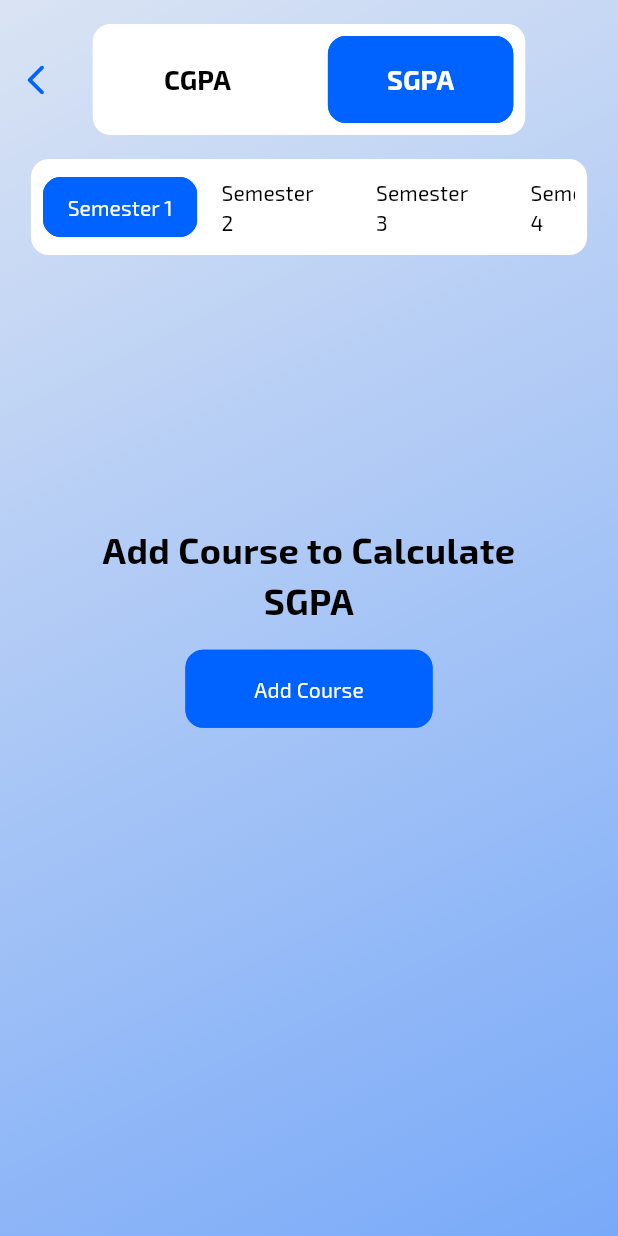
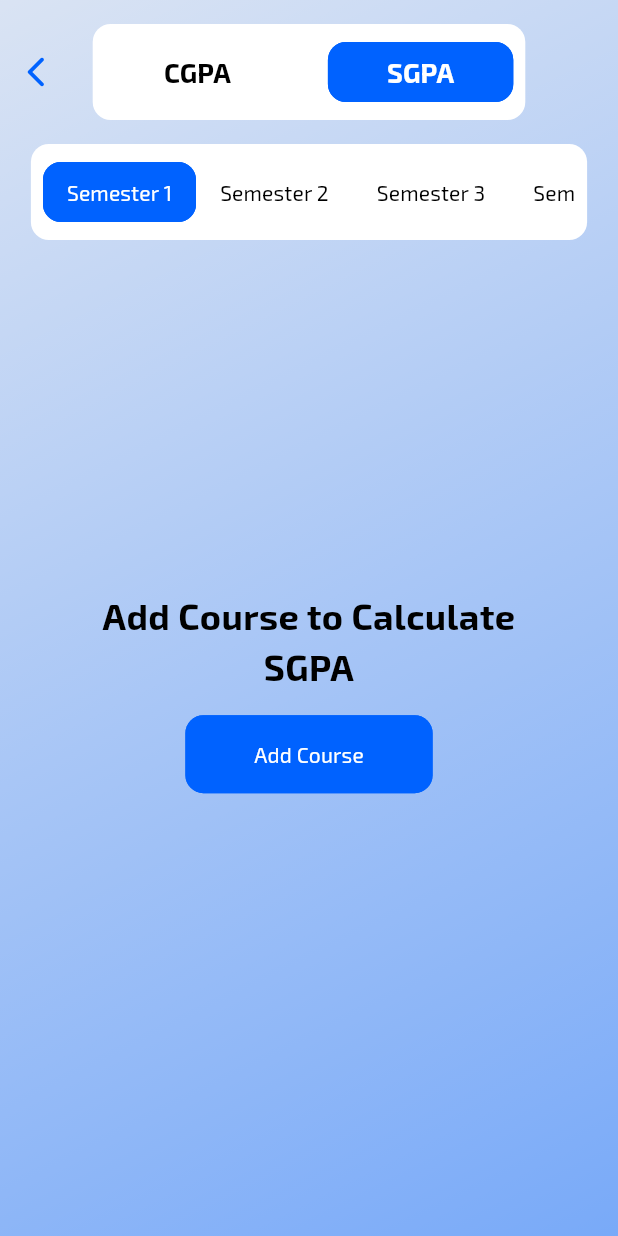
Before and after one commit to Hmmza-tariq/MY-NUST, a Flutter app: the GpaCalculationView screen opened by its route, after a tap on "SGPA", on a phone screen of 412 x 824 dp. Run offline on Flutter 3.47's test engine with Material 3 defaults, Android fonts, the phone set to English and light mode, and no system bars; our stand-ins replace cached_network_image, confetti, connectivity_plus, custom_refresh_indicator, device_info_plus, dio and 13 more; missing offline and left inert: app_version_update, background_downloader, carousel_slider_plus, encrypt_shared_preferences, flutter_downloader, flutter_email_sender and 2 more; accounts and stored records are empty; network calls fail; statements that could not run were skipped; project files that could hold a hidden picture were left out.

Commit message:
new version

```diff
--- a/lib/app/controllers/database_controller.dart
+++ b/lib/app/controllers/database_controller.dart
@@ -95,21 +95,23 @@ class DatabaseController extends GetxController {
   }
 
   Future<void> saveCourses(List<Course> courses, String semester) async {
+    String key = "courses-${semester.replaceAll(" ", "-").toLowerCase()}";
     Map<String, dynamic> data = {
-      'courses - $semester': courses.map((course) => course.toMap()).toList(),
+      key: courses.map((course) => course.toMap()).toList(),
     };
-    sharedPref.setString('courses', jsonEncode(data));
+
+    sharedPref.setString(key, jsonEncode(data));
   }
 
   List<Course> getCourses(String semester) {
     List<Course> courses = [];
+    String key = "courses-${semester.replaceAll(" ", "-").toLowerCase()}";
     try {
-      Map<String, dynamic> data =
-          jsonDecode(sharedPref.getString('courses  - $semester') ?? '{}');
+      Map<String, dynamic> data = jsonDecode(sharedPref.getString(key) ?? '{}');
+
       if (data.isNotEmpty) {
-        courses = data['courses  - $semester']
-            .map<Course>((course) => Course.fromMap(course))
-            .toList();
+        courses =
+            data[key].map<Course>((course) => Course.fromMap(course)).toList();
       }
     } catch (e) {
       debugPrint('Error getting courses: $e');
--- a/lib/app/modules/gpa_calculation/controllers/gpa_calculation_controller.dart
+++ b/lib/app/modules/gpa_calculation/controllers/gpa_calculation_controller.dart
@@ -106,7 +106,7 @@ class GpaCalculationController extends GetxController {
 
   void loadCourses(String semester) {
     var loadedCourses = databaseController.getCourses(semester);
-    courses.assignAll(loadedCourses.map((c) => c.obs));
+    courses = loadedCourses.map((c) => c.obs).toList().obs;
   }
 
   String getGrade(double gpa) {
--- a/lib/app/modules/gpa_calculation/views/gpa_calculation_view.dart
+++ b/lib/app/modules/gpa_calculation/views/gpa_calculation_view.dart
@@ -61,6 +61,7 @@ class GpaCalculationView extends GetView<GpaCalculationController> {
                                         ? ColorManager.black
                                         : ColorManager.white,
                                     widthFactor: 0.3,
+                                    verticalPadding: 0,
                                     onPressed: () {
                                       controller.isCGPA.value = true;
                                     },
@@ -77,6 +78,7 @@ class GpaCalculationView extends GetView<GpaCalculationController> {
                                         ? ColorManager.black
                                         : ColorManager.white,
                                     widthFactor: 0.3,
+                                    verticalPadding: 0,
                                     onPressed: () {
                                       controller.isCGPA.value = false;
                                     },
@@ -219,7 +221,7 @@ class GpaCalculationView extends GetView<GpaCalculationController> {
           ),
         ),
         SizedBox(
-          height: Get.height * 0.6,
+          height: Get.height * 0.73,
           child: (controller.courses.isEmpty)
               ? Center(
                   child: Column(
@@ -774,7 +776,6 @@ class SelectSemester extends StatelessWidget {
                   !controller.themeController.isDarkMode.value
               ? ColorManager.black
               : ColorManager.white,
-          widthFactor: 0.25,
           verticalPadding: 0,
           isBold: false,
           onPressed: () {
--- a/lib/app/modules/widgets/custom_button.dart
+++ b/lib/app/modules/widgets/custom_button.dart
@@ -8,7 +8,8 @@ class CustomButton extends StatelessWidget {
     this.onPressed,
     required this.color,
     required this.textColor,
-    required this.widthFactor,
+    this.widthFactor,
+    this.fontSize,
     this.margin,
     this.isBold,
     this.verticalPadding,
@@ -17,9 +18,10 @@ class CustomButton extends StatelessWidget {
   final void Function()? onPressed;
   final Color color;
   final Color textColor;
-  final double widthFactor;
+  final double? widthFactor;
   final double? margin;
   final double? verticalPadding;
+  final double? fontSize;
   final bool? isBold;
   @override
   Widget build(BuildContext context) {
@@ -34,13 +36,15 @@ class CustomButton extends StatelessWidget {
               shape: RoundedRectangleBorder(
                   borderRadius: BorderRadius.circular(12),
                   side: BorderSide(color: color)),
-              fixedSize: Size.fromWidth(Get.width * widthFactor),
+              fixedSize: widthFactor != null
+                  ? Size.fromWidth(Get.width * widthFactor!)
+                  : null,
               padding: EdgeInsets.symmetric(
                   horizontal: isBold == false ? 16 : 32,
                   vertical: verticalPadding ?? 16)),
           child: Text(title,
               style: TextStyle(
-                  fontSize: isBold == false ? 14 : 18,
+                  fontSize: fontSize ?? (isBold == false ? 14 : 18),
                   color: textColor,
                   fontWeight:
                       isBold == false ? FontWeight.normal : FontWeight.bold))),
--- a/pubspec.yaml
+++ b/pubspec.yaml
@@ -1,7 +1,7 @@
 name: nust
 description: Nust unofficial Student app
 
-version: 2.0.2+24
+version: 2.0.3+25
 publish_to: none
 
 environment:
```
